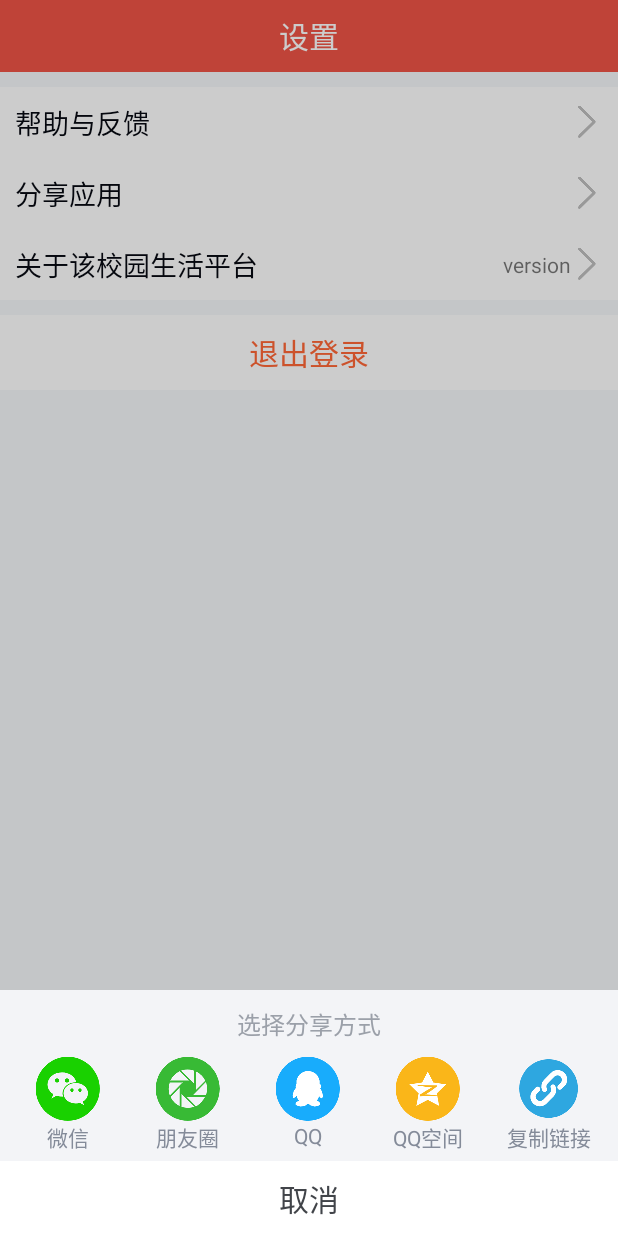
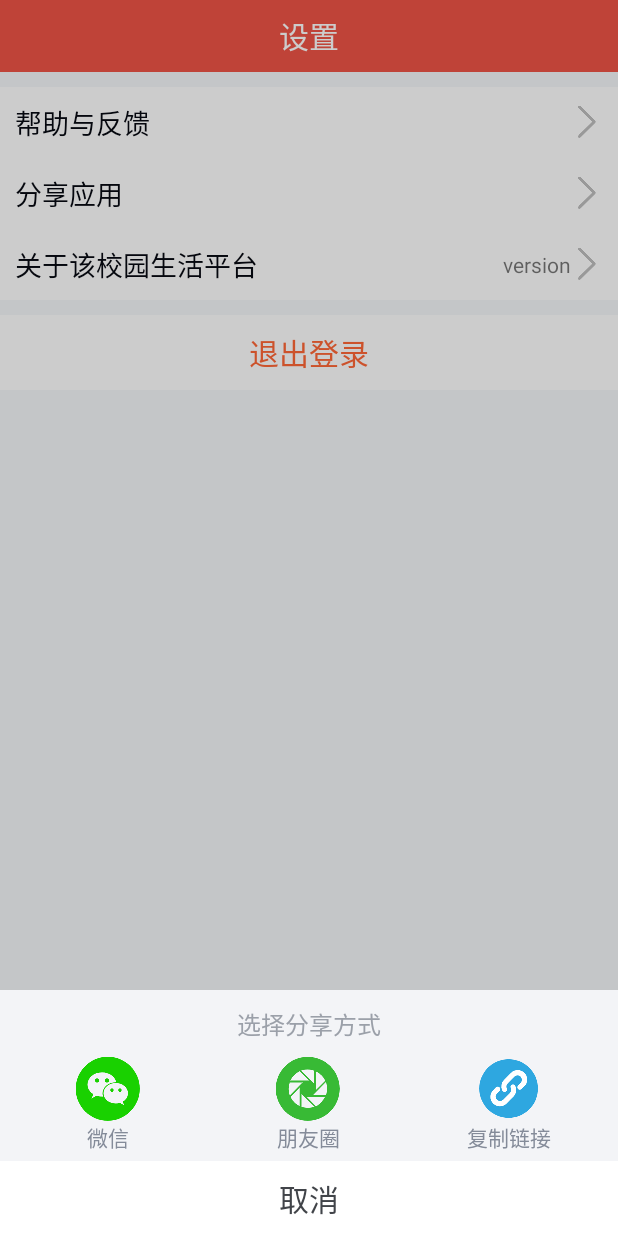
Before and after one commit to Stusyllabus-Android/SyllabusApplication, an Android app: the fragment ShareAppDialog placed in its activity, on a phone screen of 412 x 824 dp. Run offline under Robolectric (Android 15) with nearby library versions, the phone set to English and light mode, and no system bars; our stand-ins replace ButterKnife, Dagger/Hilt's generated code; libraries missing offline, so code that uses them is left out: com.facebook.drawee, com.tencent.mm.

```diff
--- a/app/src/main/java/com/stu/syllabus/widget/ShareAppDialog.java
+++ b/app/src/main/java/com/stu/syllabus/widget/ShareAppDialog.java
@@ -1,6 +1,8 @@
 package com.stu.syllabus.widget;
 
+import android.util.Log;
 import android.view.View;
+import android.widget.LinearLayout;
 import android.widget.RelativeLayout;
 
 import com.stu.syllabus.R;
@@ -10,12 +12,12 @@ import com.stu.syllabus.R;
  * 2019/11/25
  **/
 public class ShareAppDialog extends BaseBottomDialog implements View.OnClickListener {
+    private String TAG = this.getClass().getSimpleName();
 
     RelativeLayout shareToWechat;
     RelativeLayout shareToMoment;
-    RelativeLayout shareToQQ;
-    RelativeLayout shareToQQZone;
     RelativeLayout copyLink;
+    LinearLayout cancelLinearLayout;
 
     OnShareSelectCallBack onShareSelectCallBack;
 
@@ -26,12 +28,10 @@ public class ShareAppDialog extends BaseBottomDialog implements View.OnClickList
                 onShareSelectCallBack.onShareSelect(0);
             } else if (v.getId() == R.id.shareToMoment) {
                 onShareSelectCallBack.onShareSelect(1);
-            } else if (v.getId() == R.id.shareToQQ) {
+            } else if (v.getId() == R.id.copyLink){
                 onShareSelectCallBack.onShareSelect(2);
-            } else if (v.getId() == R.id.shareToQQZone) {
-                onShareSelectCallBack.onShareSelect(3);
-            } else {
-                onShareSelectCallBack.onShareSelect(4);
+            } else if (v.getId() == R.id.cancelLinearLayout) {
+                this.dismiss();
             }
         }
         this.dismiss();
@@ -42,7 +42,7 @@ public class ShareAppDialog extends BaseBottomDialog implements View.OnClickList
     }
 
     public OnShareSelectCallBack setOnShareSelectCallBack(OnShareSelectCallBack onShareSelectCallBack) {
-        return onShareSelectCallBack;
+        return this.onShareSelectCallBack = onShareSelectCallBack;
     }
 
     @Override
@@ -54,14 +54,12 @@ public class ShareAppDialog extends BaseBottomDialog implements View.OnClickList
     public void bindView(View view) {
         shareToWechat = view.findViewById(R.id.shareToWechat);
         shareToMoment = view.findViewById(R.id.shareToMoment);
-        shareToQQ = view.findViewById(R.id.shareToQQ);
-        shareToQQZone = view.findViewById(R.id.shareToQQZone);
         copyLink = view.findViewById(R.id.copyLink);
+        cancelLinearLayout = view.findViewById(R.id.cancelLinearLayout);
 
         shareToWechat.setOnClickListener(this);
         shareToMoment.setOnClickListener(this);
-        shareToQQ.setOnClickListener(this);
-        shareToQQZone.setOnClickListener(this);
         copyLink.setOnClickListener(this);
+        cancelLinearLayout.setOnClickListener(this);
     }
 }
--- a/app/src/main/res/layout/dialog_shareapp.xml
+++ b/app/src/main/res/layout/dialog_shareapp.xml
@@ -67,44 +67,6 @@
                     android:layout_height="wrap_content"/>
             </RelativeLayout>
             <RelativeLayout
-                android:id="@+id/shareToQQ"
-                android:layout_width="0dp"
-                android:layout_weight="1"
-                android:layout_height="wrap_content">
-                <ImageView
-                    android:id="@+id/qqIcon"
-                    android:src="@drawable/icon_qq"
-                    android:layout_centerHorizontal="true"
-                    android:layout_width="wrap_content"
-                    android:layout_height="wrap_content"/>
-                <TextView
-                    android:text="QQ"
-                    android:textColor="#848B99"
-                    android:layout_below="@+id/qqIcon"
-                    android:layout_centerHorizontal="true"
-                    android:layout_width="wrap_content"
-                    android:layout_height="wrap_content"/>
-            </RelativeLayout>
-            <RelativeLayout
-                android:id="@+id/shareToQQZone"
-                android:layout_width="0dp"
-                android:layout_weight="1"
-                android:layout_height="wrap_content">
-                <ImageView
-                    android:id="@+id/qqZoneIcon"
-                    android:src="@drawable/icon_qqzone"
-                    android:layout_centerHorizontal="true"
-                    android:layout_width="wrap_content"
-                    android:layout_height="wrap_content"/>
-                <TextView
-                    android:text="QQ空间"
-                    android:textColor="#848B99"
-                    android:layout_below="@+id/qqZoneIcon"
-                    android:layout_centerHorizontal="true"
-                    android:layout_width="wrap_content"
-                    android:layout_height="wrap_content"/>
-            </RelativeLayout>
-            <RelativeLayout
                 android:id="@+id/copyLink"
                 android:layout_width="0dp"
                 android:layout_weight="1"
@@ -127,13 +89,13 @@
     </LinearLayout>
 
     <LinearLayout
+        android:id="@+id/cancelLinearLayout"
         android:gravity="center"
         android:padding="10dp"
         android:background="#FFFFFF"
         android:layout_width="match_parent"
         android:layout_height="wrap_content">
         <TextView
-            android:id="@+id/cancel"
             android:text="取消"
             android:textSize="20sp"
             android:textColor="#414449"
```
Also changed, not shown: app/src/main/java/com/stu/syllabus/App.java (+25 -0 lines), app/src/main/java/com/stu/syllabus/person/setting/SettingActivity.java (+15 -3 lines), app/src/main/java/com/stu/syllabus/util/ClipboardUtil.java (added, +18 -0 lines), app/src/main/java/com/stu/syllabus/util/ShareWXUtil.java (added, +31 -0 lines).
